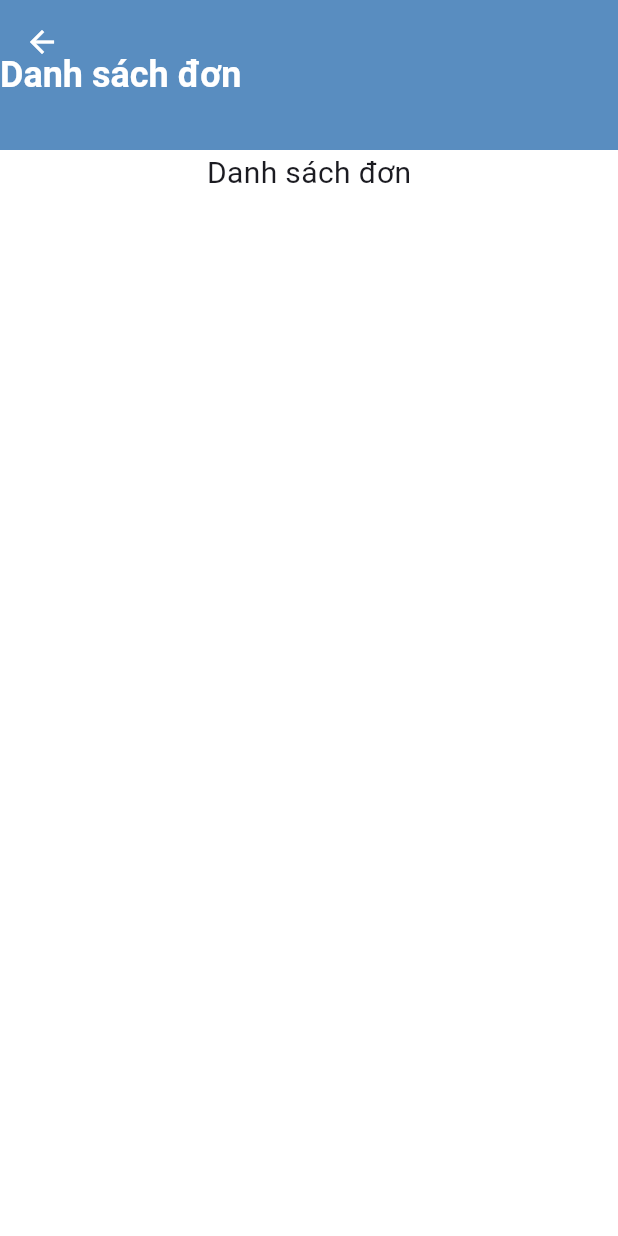
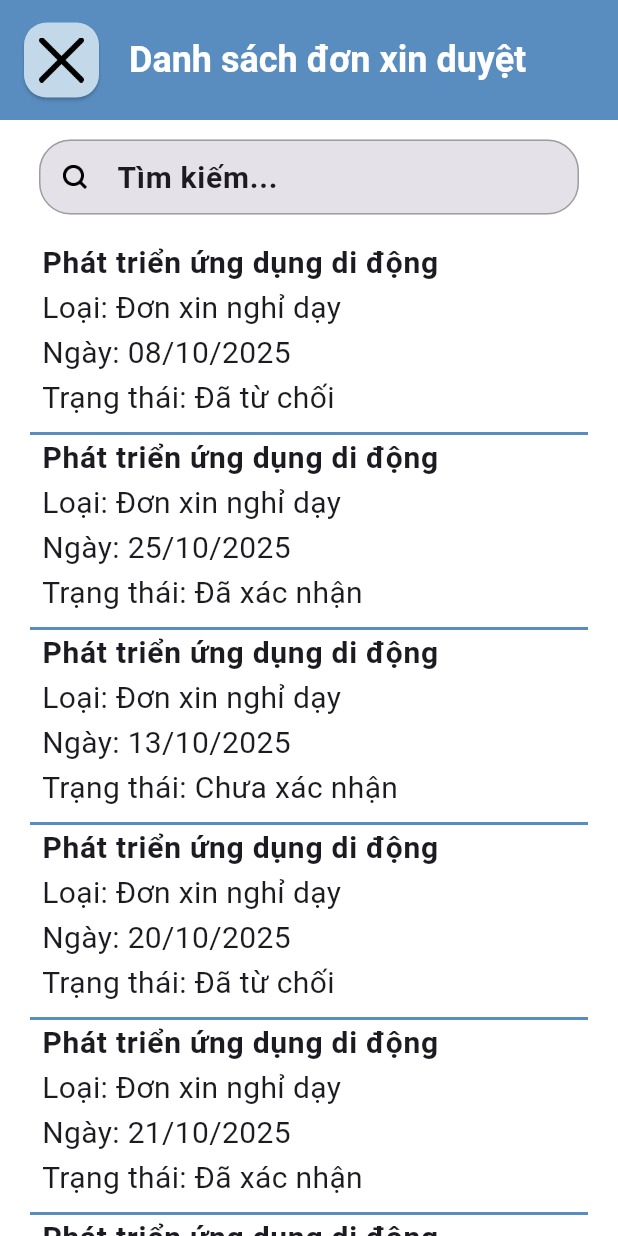
Before and after one commit to fasysd/tlu_schedule_app, a Flutter app: the DsdonxinPage screen opened directly, on a phone screen of 412 x 824 dp. Run offline on Flutter 3.47's test engine with Material 3 defaults, Android fonts, the phone set to English and light mode, and no system bars.

Commit message:
Hoàn thiện giao diện bố cục của trang hiển thị đơn xin
UI cơ bản đã hoàn thành và đã đọc được thông tin nhận được từ service.
Đã tạo model và service tạm thời để test UI:
+ Model: lưu cả 2 loại thông tin cho 2 loại đơn trên cùng 1 class
+ Service: mô phỏng việc delay, load data, error để hiển thị chờ, lỗi, danh sách

```diff
--- /dev/null
+++ b/lib/data/models/teaching_request_model.dart
@@ -0,0 +1,86 @@
+class TeachingRequestModel {
+  final String maDon;
+  final String maLopHocPhan;
+  final String maGiangVien;
+  final String trangThai;
+  final String loaiDon; // "Đơn xin nghỉ" hoặc "Đơn dạy bù"
+
+  // Thông tin buổi học gốc
+  final String soPhong;
+  final DateTime ngayDay;
+  final String caDay;
+
+  // 🟢 Nếu là đơn xin nghỉ
+  final String? lyDo; // có thể null
+  final String? anhMinhChung; // đường dẫn ảnh minh chứng
+
+  // 🔵 Nếu là đơn dạy bù
+  final String? soPhongDayBu;
+  final DateTime? ngayDayBu;
+  final String? caDayBu;
+
+  TeachingRequestModel({
+    required this.maDon,
+    required this.maLopHocPhan,
+    required this.maGiangVien,
+    required this.trangThai,
+    required this.loaiDon,
+    required this.soPhong,
+    required this.ngayDay,
+    required this.caDay,
+    this.lyDo,
+    this.anhMinhChung,
+    this.soPhongDayBu,
+    this.ngayDayBu,
+    this.caDayBu,
+  });
+
+  /// Chuyển từ JSON → Object
+  factory TeachingRequestModel.fromJson(Map<String, dynamic> json) {
+    return TeachingRequestModel(
+      maDon: json['maDon'] ?? '',
+      maLopHocPhan: json['maLopHocPhan'] ?? '',
+      maGiangVien: json['maGiangVien'] ?? '',
+      trangThai: json['trangThai'] ?? 'Chưa xác nhận',
+      loaiDon: json['loaiDon'] ?? 'Đơn nghỉ dạy',
+
+      soPhong: json['soPhong'] ?? '',
+      ngayDay: DateTime.parse(json['ngayDay']),
+      caDay: json['caDay'] ?? '',
+
+      // Nếu là đơn xin nghỉ
+      lyDo: json['lyDo'],
+      anhMinhChung: json['anhMinhChung'],
+
+      // Nếu là đơn dạy bù
+      soPhongDayBu: json['soPhongDayBu'],
+      ngayDayBu: json['ngayDayBu'] != null
+          ? DateTime.tryParse(json['ngayDayBu'])
+          : null,
+      caDayBu: json['caDayBu'],
+    );
+  }
+
+  /// Chuyển từ Object → JSON
+  Map<String, dynamic> toJson() {
+    return {
+      'maDon': maDon,
+      'maLopHocPhan': maLopHocPhan,
+      'maGiangVien': maGiangVien,
+      'trangThai': trangThai,
+      'loaiDon': loaiDon,
+      'soPhong': soPhong,
+      'ngayDay': ngayDay.toIso8601String(),
+      'caDay': caDay,
+
+      // Nếu là đơn xin nghỉ
+      if (lyDo != null) 'lyDo': lyDo,
+      if (anhMinhChung != null) 'anhMinhChung': anhMinhChung,
+
+      // Nếu là đơn dạy bù
+      if (soPhongDayBu != null) 'soPhongDayBu': soPhongDayBu,
+      if (ngayDayBu != null) 'ngayDayBu': ngayDayBu!.toIso8601String(),
+      if (caDayBu != null) 'caDayBu': caDayBu,
+    };
+  }
+}
--- /dev/null
+++ b/lib/data/services/teaching_request_service.dart
@@ -0,0 +1,82 @@
+import 'dart:math';
+import '../models/teaching_request_model.dart';
+
+class TeachingRequestService {
+  /// Mô phỏng fetch API từ Firebase (nhưng không gọi thật)
+  Future<Map<String, dynamic>> fetchTeachingRequests() async {
+    // Giả lập độ trễ mạng (1–2 giây)
+    await Future.delayed(Duration(milliseconds: 1000 + _random.nextInt(1000)));
+
+    // Giả lập xác suất lỗi 10%
+    final isError = _random.nextInt(10) == 0;
+
+    if (isError) {
+      // ❌ Giả lập lỗi server Firebase
+      return {
+        'statusCode': 500,
+        'message': 'Internal Server Error (Firebase Simulation)',
+        'data': null,
+      };
+    }
+
+    // ✅ Nếu không lỗi → trả về danh sách request mẫu
+    final List<TeachingRequestModel> list = List.generate(10, (i) {
+      final loaiDon = _random.nextBool()
+          ? 'Đơn xin nghỉ dạy'
+          : 'Đơn xin dạy bù';
+
+      return TeachingRequestModel(
+        maDon: 'DON${i.toString().padLeft(3, '0')}',
+        maLopHocPhan: 'CT${_random.nextInt(20).toString().padLeft(2, '0')}',
+        maGiangVien: 'GV${_random.nextInt(999).toString().padLeft(3, '0')}',
+        trangThai: _convertTrangThai(_random.nextInt(3)),
+        loaiDon: loaiDon,
+        soPhong: 'A${_random.nextInt(5) + 1}0${_random.nextInt(9)}',
+        ngayDay: DateTime(2025, 10, _random.nextInt(28) + 1),
+        caDay: _generateCaDay(),
+        lyDo: loaiDon == 'Đơn xin nghỉ dạy' ? _generateLyDo() : null,
+        anhMinhChung: loaiDon == 'Đơn xin nghỉ dạy'
+            ? 'https://fakeurl.com/proof_$i.jpg'
+            : null,
+      );
+    });
+
+    return {'statusCode': 200, 'message': 'Success', 'data': list};
+  }
+
+  final Random _random = Random();
+
+  String _convertTrangThai(int value) {
+    switch (value) {
+      case 1:
+        return 'Đã xác nhận';
+      case 2:
+        return 'Đã từ chối';
+      default:
+        return 'Chưa xác nhận';
+    }
+  }
+
+  String _generateCaDay() {
+    final ca = _random.nextInt(3) + 1;
+    switch (ca) {
+      case 1:
+        return 'Ca 1 (7h00 - 9h45)';
+      case 2:
+        return 'Ca 2 (9h55 - 12h30)';
+      default:
+        return 'Ca 3 (13h30 - 16h00)';
+    }
+  }
+
+  String _generateLyDo() {
+    final lyDoList = [
+      'Bận việc gia đình',
+      'Ốm đột xuất',
+      'Tham gia hội nghị',
+      'Có công tác đột xuất',
+      'Lý do cá nhân',
+    ];
+    return lyDoList[_random.nextInt(lyDoList.length)];
+  }
+}
--- a/lib/presentation/screens/ds_don_xin_page.dart
+++ b/lib/presentation/screens/ds_don_xin_page.dart
@@ -1,4 +1,9 @@
 import 'package:flutter/material.dart';
+import 'package:tlu_schedule_app/data/models/teaching_request_model.dart';
+import 'package:tlu_schedule_app/data/services/teaching_request_service.dart';
+import 'package:tlu_schedule_app/presentation/widgets/card_request.dart';
+import 'package:tlu_schedule_app/presentation/widgets/sliver_appBar_backPage.dart';
+import '../widgets/text_field_search.dart';
 
 class DsdonxinPage extends StatefulWidget {
   const DsdonxinPage({super.key});
@@ -8,37 +13,100 @@ class DsdonxinPage extends StatefulWidget {
 }
 
 class _DsdonxinPageState extends State<DsdonxinPage> {
+  final FocusNode _searchFocusNode = FocusNode();
+  bool _isLoading = true;
+  String _error = '';
+  List<TeachingRequestModel> _listTeachingRequests = []; // khởi tạo rỗng
+
+  @override
+  void initState() {
+    super.initState();
+    loadLecturers();
+  }
+
+  Future<void> loadLecturers() async {
+    final response = await TeachingRequestService().fetchTeachingRequests();
+
+    setState(() {
+      _isLoading = false;
+      if (response['statusCode'] == 200) {
+        _listTeachingRequests = response['data'];
+      } else {
+        _error = response['message'];
+      }
+    });
+  }
+
+  void onPressedQuayLai() => Navigator.pop(context);
+
+  @override
+  void dispose() {
+    _searchFocusNode.dispose();
+    super.dispose();
+  }
+
+  void _unfocusTextField() => FocusScope.of(context).unfocus();
+
+  void onPressedXemDonXinDuyet() {}
+
   @override
   Widget build(BuildContext context) {
-    return SafeArea(
-      child: Scaffold(
-        body: CustomScrollView(
-          slivers: [
-            SliverAppBar(
-              expandedHeight: 100,
-              floating: false,
-              pinned:
-                  false, // 👈 false để AppBar biến mất hoàn toàn khi kéo xuống
-              snap: false,
-              flexibleSpace: FlexibleSpaceBar(
-                background: Center(
-                  child: Row(
-                    children: [
-                      Text(
-                        'Danh sách đơn',
-                        style: Theme.of(
-                          context,
-                        ).textTheme.titleLarge!.copyWith(color: Colors.white),
-                      ),
-                    ],
+    return GestureDetector(
+      onTap: _unfocusTextField,
+      child: SafeArea(
+        child: Scaffold(
+          body: CustomScrollView(
+            slivers: [
+              SliverAppbarBackpage(
+                textTittle: 'Danh sách đơn xin duyệt',
+                onPressedBack: onPressedQuayLai,
+              ),
+              SliverAppBar(
+                automaticallyImplyLeading: false,
+                expandedHeight: 80,
+                backgroundColor: Colors.transparent,
+                floating: true,
+                snap: true,
+                pinned: false,
+                flexibleSpace: FlexibleSpaceBar(
+                  background: Padding(
+                    padding: const EdgeInsets.symmetric(
+                      horizontal: 16.0,
+                      vertical: 8.0,
+                    ),
+                    child: TextfieldSearch(focusNode: _searchFocusNode),
                   ),
                 ),
               ),
-            ),
-            SliverToBoxAdapter(child: Center(child: Text('Danh sách đơn'))),
-          ],
+              SliverToBoxAdapter(
+                child: Container(
+                  padding: const EdgeInsets.fromLTRB(20, 0, 20, 10),
+                  child: _buildBody(),
+                ),
+              ),
+            ],
+          ),
         ),
       ),
     );
   }
+
+  Widget _buildBody() {
+    if (_isLoading) {
+      return const Center(child: CircularProgressIndicator());
+    } else if (_error.isNotEmpty) {
+      return Center(child: Text(_error));
+    } else if (_listTeachingRequests.isEmpty) {
+      return const Center(child: Text('Không có dữ liệu.'));
+    } else {
+      return Column(
+        children: _listTeachingRequests.map((item) {
+          return CardRequest(
+            teachingRequest: item,
+            onPressed: onPressedXemDonXinDuyet,
+          );
+        }).toList(),
+      );
+    }
+  }
 }
--- /dev/null
+++ b/lib/presentation/widgets/card_request.dart
@@ -0,0 +1,56 @@
+import 'package:flutter/material.dart';
+import 'package:intl/intl.dart';
+import 'package:tlu_schedule_app/data/models/teaching_request_model.dart';
+
+class CardRequest extends StatelessWidget {
+  final TeachingRequestModel teachingRequest;
+  final VoidCallback? onPressed;
+  const CardRequest({
+    super.key,
+    required this.teachingRequest,
+    required this.onPressed,
+  });
+
+  @override
+  Widget build(BuildContext context) {
+    return InkWell(
+      onTap: onPressed,
+      borderRadius: BorderRadius.circular(12),
+      child: Container(
+        padding: EdgeInsets.only(left: 8),
+        width: double.infinity,
+        height: 130,
+        decoration: const BoxDecoration(
+          border: Border(
+            bottom: BorderSide(
+              width: 2,
+              color: Color.fromRGBO(89, 141, 192, 1),
+            ),
+          ),
+        ),
+        child: Column(
+          crossAxisAlignment: CrossAxisAlignment.start,
+          children: [
+            Text(
+              'Phát triển ứng dụng di động',
+              style: Theme.of(context).textTheme.bodyLarge,
+            ),
+            Text(
+              'Loại: ' + teachingRequest.loaiDon,
+              style: Theme.of(context).textTheme.bodyMedium,
+            ),
+            Text(
+              'Ngày: ' +
+                  DateFormat('dd/MM/yyyy').format(teachingRequest.ngayDay),
+              style: Theme.of(context).textTheme.bodyMedium,
+            ),
+            Text(
+              'Trạng thái: ' + teachingRequest.trangThai,
+              style: Theme.of(context).textTheme.bodyMedium,
+            ),
+          ],
+        ),
+      ),
+    );
+  }
+}
```
